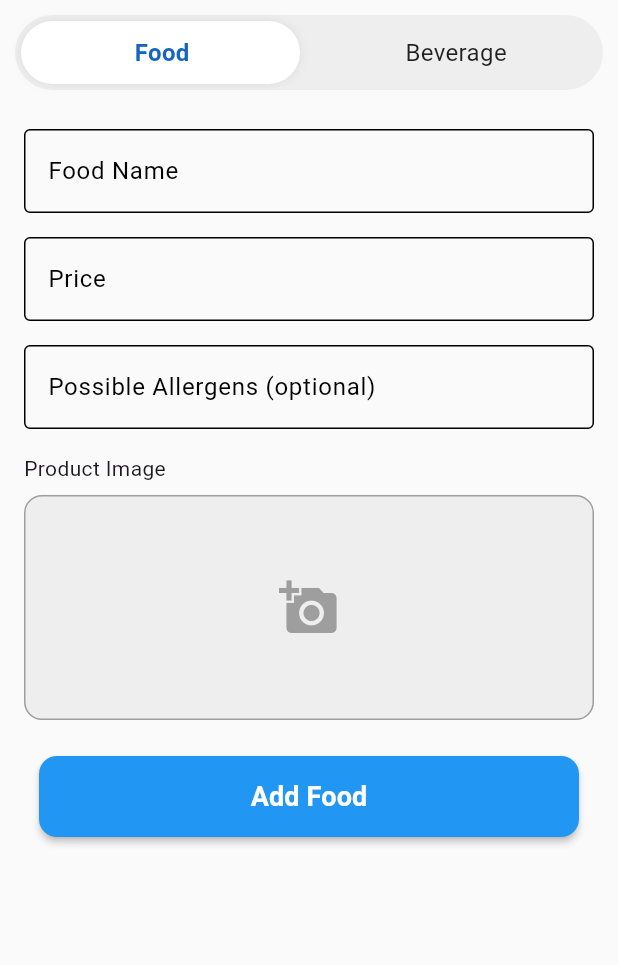
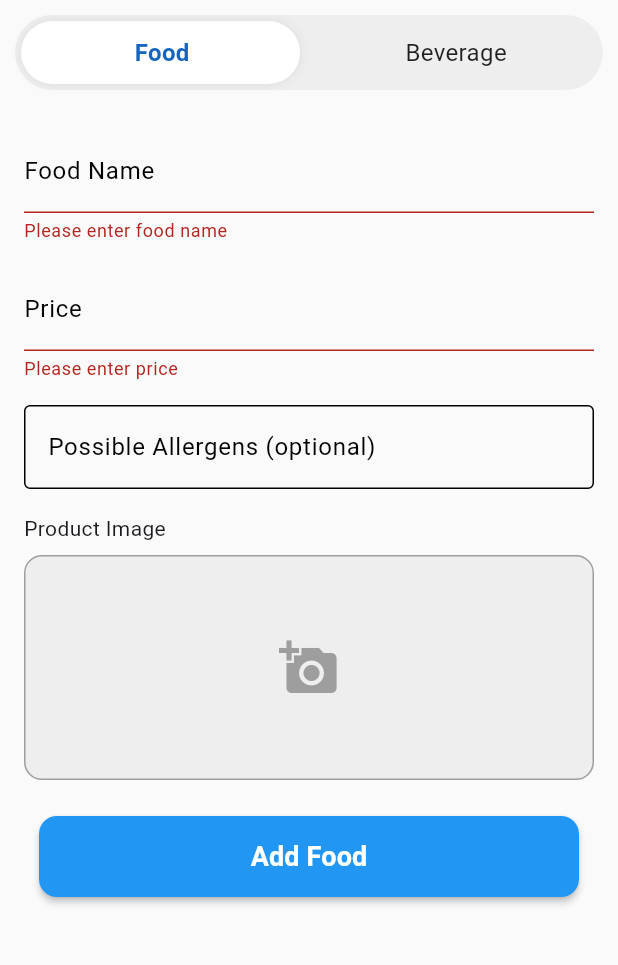
Before and after one commit to kurt0542/quick_pos, a Flutter app: the MobileAddMenuItemScreen screen opened directly, after a tap on "Add Food", on a phone screen of 412 x 824 dp, the part 84-1049 px from its top. Run offline on Flutter 3.47's test engine with Material 3 defaults, Android fonts, the phone set to English and light mode, and no system bars; our stand-ins replace google_fonts, image_picker.

Commit message:
added a feature to add products

```diff
--- a/lib/presentation/screens/manager/addItems/mobile_add_food_section.dart
+++ b/lib/presentation/screens/manager/addItems/mobile_add_food_section.dart
@@ -1,12 +1,15 @@
 import 'package:flutter/material.dart';
 import 'package:quick_pos/presentation/widgets/manager/add_product_image.dart';
 import 'package:quick_pos/presentation/widgets/primary_button.dart';
+
+import '../../../../data/service/product_service.dart';
 
 class MobileAddFoodSection extends StatefulWidget {
   const MobileAddFoodSection({super.key});
 
   @override
   State<MobileAddFoodSection> createState() => _MobileAddFoodSectionState();
+
 }
 
 class _MobileAddFoodSectionState extends State<MobileAddFoodSection> {
@@ -14,7 +17,7 @@
   final TextEditingController _nameController = TextEditingController();
   final TextEditingController _priceController = TextEditingController();
   final TextEditingController _allergensController = TextEditingController();
-
+  final GlobalKey<AddProductImageState> _imageKey = GlobalKey<AddProductImageState>();
   @override
   Widget build(BuildContext context) {
     return SingleChildScrollView(
@@ -84,9 +87,43 @@
               ),
             ),
             const SizedBox(height: 16),
-            AddProductImage(),
+            AddProductImage(key: _imageKey,),
             const SizedBox(height: 24),
-            PrimaryButton(text: 'Add Food', onPressed: () {}),
+            PrimaryButton(
+              text: 'Add Food',
+              onPressed: () async {
+                if (_formKey.currentState!.validate()) {
+                  try {
+                    final imageFile = _imageKey.currentState?.selectedFile;
+
+                    final productService = ProductService();
+                    await productService.add(
+                      category: "FOOD",
+                      name: _nameController.text,
+                      price: double.parse(_priceController.text),
+                      imageFile: imageFile,
+                      allergen: _allergensController.text,
+                    );
+
+                    ScaffoldMessenger.of(context).showSnackBar(
+                      const SnackBar(content: Text("Product added successfully!")),
+                    );
+
+                    _formKey.currentState!.reset();
+                    _nameController.clear();
+                    _priceController.clear();
+                    _allergensController.clear();
+
+                    _imageKey.currentState?.clearImage();
+
+                  } catch (e) {
+                    ScaffoldMessenger.of(context).showSnackBar(
+                      SnackBar(content: Text("Failed to add product: $e")),
+                    );
+                  }
+                }
+              },
+            )
           ],
         ),
       ),
--- a/lib/presentation/widgets/manager/add_product_image.dart
+++ b/lib/presentation/widgets/manager/add_product_image.dart
@@ -1,5 +1,4 @@
 import 'dart:io';
-
 import 'package:flutter/material.dart';
 import 'package:image_picker/image_picker.dart';
 
@@ -7,13 +6,22 @@
   const AddProductImage({super.key});
 
   @override
-  State<AddProductImage> createState() => _AddProductImageState();
+  AddProductImageState createState() => AddProductImageState();
 }
 
-class _AddProductImageState extends State<AddProductImage> {
+class AddProductImageState extends State<AddProductImage> {
   File? _imageFile;
   final ImagePicker _picker = ImagePicker();
-  Future<void> _pickImage() async {
+
+  File? get selectedFile => _imageFile;
+
+  void clearImage() {
+    setState(() {
+      _imageFile = null;
+    });
+  }
+
+  Future<void> pickImage() async {
     final pickedFile = await _picker.pickImage(source: ImageSource.gallery);
     if (pickedFile != null) {
       setState(() {
@@ -27,10 +35,10 @@
     return Column(
       crossAxisAlignment: CrossAxisAlignment.start,
       children: [
-        Text("Product Image"),
+        const Text("Product Image"),
         const SizedBox(height: 8),
         GestureDetector(
-          onTap: _pickImage,
+          onTap: pickImage,
           child: Container(
             height: 150,
             width: double.infinity,
```
Also changed, not shown: lib/data/service/product_service.dart (+27 -16 lines).
